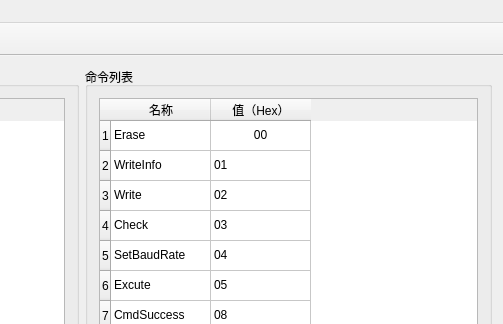
Qt form source/mainwindow_ch.ui (596142041/CANBootloader-Qt) before a commit; both pictures show x 340 to 843 and y 0 to 324 of the 843 by 512 pixel window.
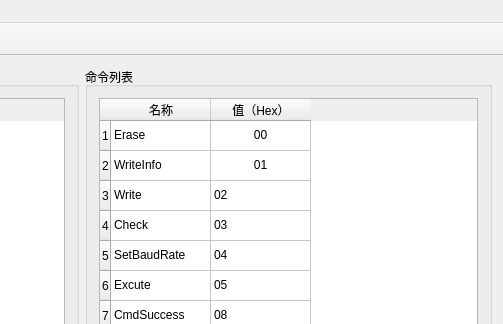
The same form after that commit. Icons and pictures are not drawn.

Commit message: 工程文件更改

```diff
--- a/source/mainwindow_ch.ui
+++ b/source/mainwindow_ch.ui
@@ -149,6 +149,9 @@
               <property name="text">
                <string>01</string>
               </property>
+              <property name="textAlignment">
+               <set>AlignCenter</set>
+              </property>
              </item>
              <item row="2" column="0">
               <property name="text">
```
Left out of the diff: 12 changed lines with no effect on the pictures. The commit also changes 1 other file.
